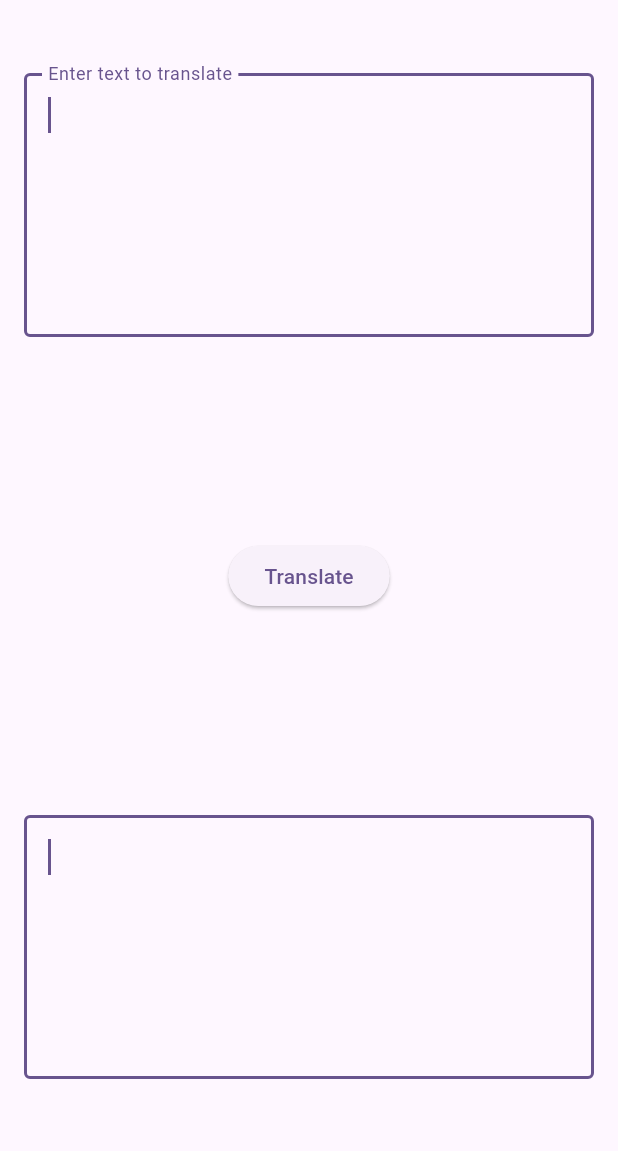
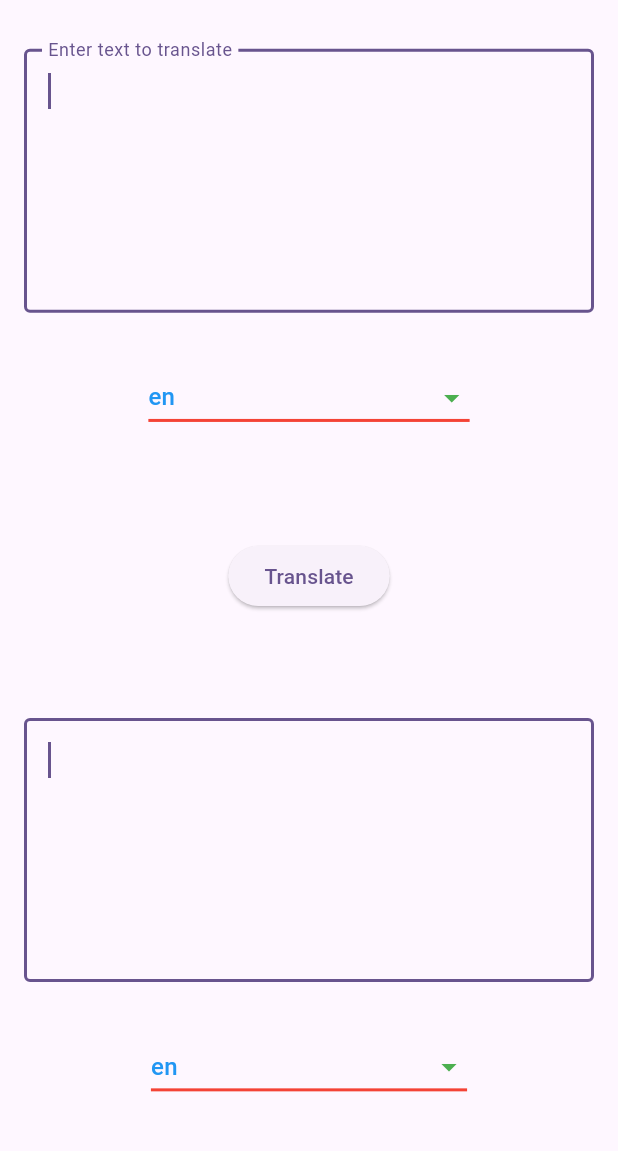
Before and after one commit to Noah12398/Translator, a Flutter app: the screen it shows after launch, after a tap on "Translate", on a phone screen of 412 x 824 dp, the part 84-1235 px from its top. Run offline on Flutter 3.47's test engine with Material 3 defaults, Android fonts, the phone set to English and light mode, and no system bars; our stand-ins replace get; missing offline and left inert: translator.

Commit message:
DropDown

```diff
--- a/lib/Controller.dart
+++ b/lib/Controller.dart
@@ -5,13 +5,17 @@ import 'package:translator/translator.dart';
 class TranslatorController extends GetxController {
   String inputText = '';
   String translatedText = '';
+
+  String selectedItem = 'en';
+  String selectedItem2 = 'en';
   TextEditingController inputTextController = TextEditingController();
   TextEditingController translatedTextController = TextEditingController();
-  final GoogleTranslator translator =GoogleTranslator();
+  final GoogleTranslator translator = GoogleTranslator();
 
   Future<void> translateText() async {
     try {
-    final translation = await translator.translate(inputTextController.text, to: 'en');
+      final translation =
+          await translator.translate(inputTextController.text,from: selectedItem2 ,to: selectedItem);
       translatedText = translation.text;
       translatedTextController.text = translatedText;
     } catch (e) {
@@ -19,4 +23,12 @@ class TranslatorController extends GetxController {
     }
   }
 
+  changelanguage(String newValue) {
+    selectedItem = newValue;
+    update();
   }
+  changelanguage2(String newValue) {
+    selectedItem2 = newValue;
+    update();
+  }
+}
--- a/lib/main.dart
+++ b/lib/main.dart
@@ -8,7 +8,6 @@ void main() {
 
 class MyApp extends StatelessWidget {
   const MyApp({super.key});
-
   @override
   Widget build(BuildContext context) {
     return MaterialApp(
@@ -18,7 +17,7 @@ class MyApp extends StatelessWidget {
         colorScheme: ColorScheme.fromSeed(seedColor: Colors.deepPurple),
         useMaterial3: true,
       ),
-      home:  MyHomePage(title: 'Translator App'),
+      home: MyHomePage(title: 'Translator App'),
     );
   }
 }
@@ -26,8 +25,9 @@ class MyApp extends StatelessWidget {
 class MyHomePage extends StatelessWidget {
   MyHomePage({super.key, required this.title});
   final FocusNode inputFocusNode = FocusNode();
+  final String title;
+  final List<String> _items = ['en', 'fr', 'es', 'de','ur','hi'];
 
-  final String title;
   @override
   Widget build(BuildContext context) {
     TranslatorController controller = Get.put(TranslatorController());
@@ -36,7 +36,9 @@ class MyHomePage extends StatelessWidget {
         backgroundColor: Theme.of(context).colorScheme.inversePrimary,
         title: Text(title),
       ),
-      body: Padding(
+      body: GetBuilder<TranslatorController>(
+        builder: (_) {
+          return (Padding(
             padding: const EdgeInsets.all(16.0),
             child: Column(
               mainAxisAlignment: MainAxisAlignment.spaceAround,
@@ -49,6 +51,28 @@ class MyHomePage extends StatelessWidget {
                       border: OutlineInputBorder(),
                       labelText: "Enter text to translate"),
                   maxLines: 6,
+                ),
+                DropdownButton<String>(
+                  value: controller.selectedItem2,
+                  hint: const Text('Language to be translated'),
+                  onChanged: (String? newValue) {
+                    if(newValue!=null){
+                    controller.changelanguage2(newValue);}
+                  },
+                  items: _items.map<DropdownMenuItem<String>>((String value) {
+                    return DropdownMenuItem<String>(
+                      value: value,
+                      child: Text(
+                        value,
+                        style: TextStyle(color: Colors.blue),
+                      ),
+                    );
+                  }).toList(),
+                  icon: Icon(Icons.arrow_drop_down, color: Colors.green),
+                  underline: Container(
+                    height: 2,
+                    color: Colors.red,
+                  ),
                 ),
                 const SizedBox(
                   height: 5,
@@ -70,9 +94,33 @@ class MyHomePage extends StatelessWidget {
                       border: const OutlineInputBorder(),
                       labelText: controller.translatedTextController.text),
                   maxLines: 6,
-            )
+                ),
+                DropdownButton<String>(
+                  value: controller.selectedItem,
+                  hint: const Text('Language to translated to'),
+                  onChanged: (String? newValue) {
+                    if(newValue!=null){
+                    controller.changelanguage(newValue);}
+                  },
+                  items: _items.map<DropdownMenuItem<String>>((String value) {
+                    return DropdownMenuItem<String>(
+                      value: value,
+                      child: Text(
+                        value,
+                        style: TextStyle(color: Colors.blue),
+                      ),
+                    );
+                  }).toList(),
+                  icon: Icon(Icons.arrow_drop_down, color: Colors.green),
+                  underline: Container(
+                    height: 2,
+                    color: Colors.red,
+                  ),
+                ),
               ],
             ),
+          ));
+        },
       ),
     );
   }
```
Lines whose indentation alone changed are shown as unchanged.
